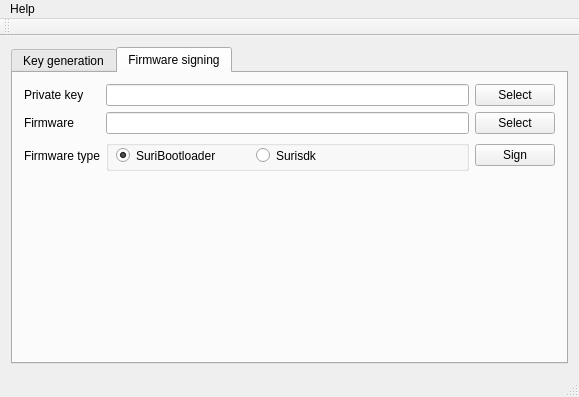
zealotnt/workspace_python, file test_pyqt5/nets_keymanagement/mainwindow.ui: the form before one commit.
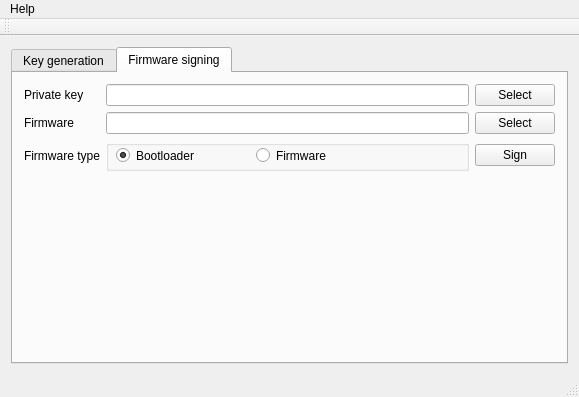
The form after the commit.

Commit message: fix as boss's request

The edit to the form file:
```diff
--- a/test_pyqt5/nets_keymanagement/mainwindow.ui
+++ b/test_pyqt5/nets_keymanagement/mainwindow.ui
@@ -131,7 +131,7 @@
               </rect>
              </property>
              <property name="text">
-              <string>Surisdk</string>
+              <string>Firmware</string>
              </property>
             </widget>
             <widget class="QRadioButton" name="radBtnSuriBl">
@@ -144,7 +144,7 @@
               </rect>
              </property>
              <property name="text">
-              <string>SuriBootloader</string>
+              <string>Bootloader</string>
              </property>
              <property name="checked">
               <bool>true</bool>
```
The commit also changes 2 other files.
